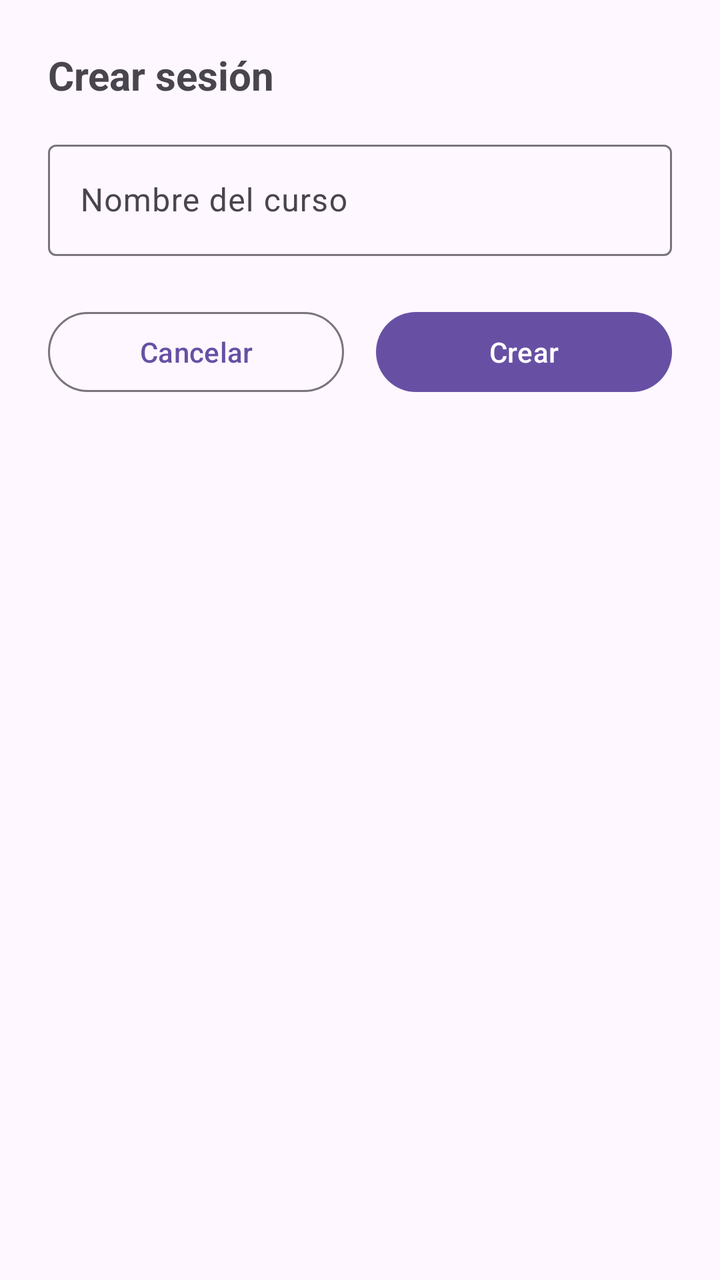
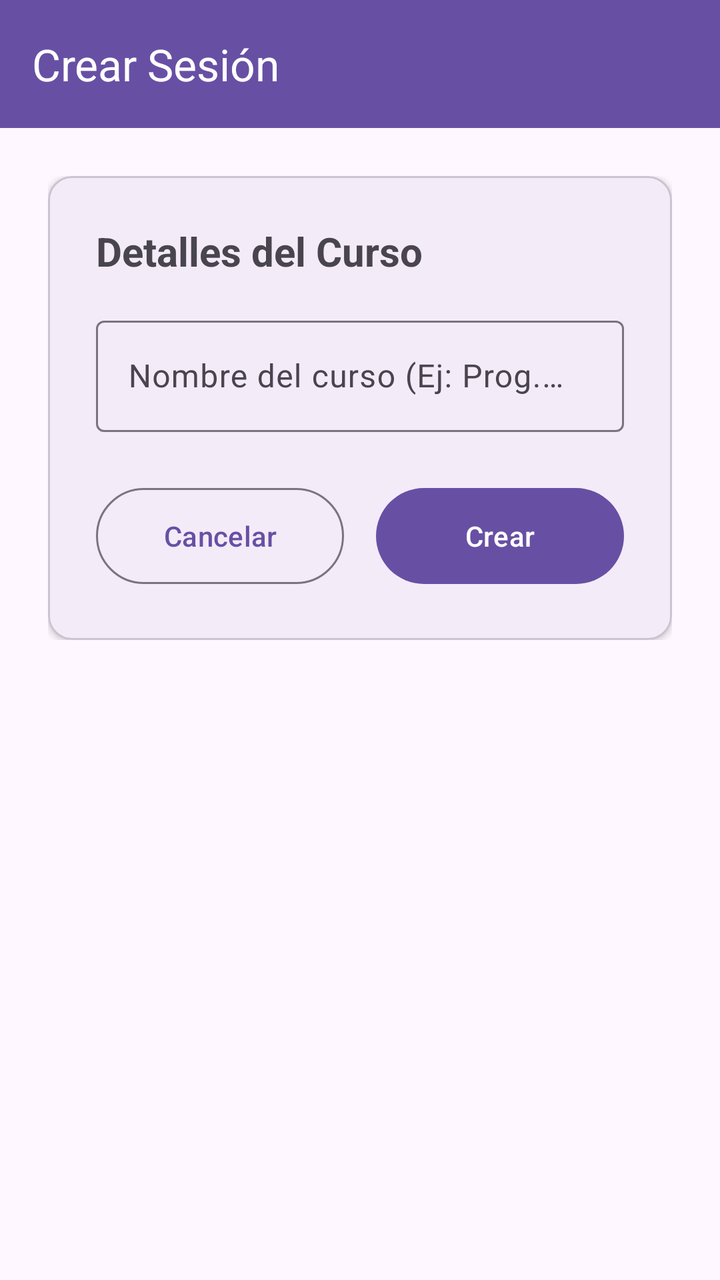

Compare the two renders of this Android layout. The source of the first and the diff that turns it into the second are given below.
<!-- AndroidManifest.xml: application theme Theme.AppProfesor -->
<!-- res/layout/fragment_create_session.xml -->
<?xml version="1.0" encoding="utf-8"?>
<LinearLayout xmlns:android="http://schemas.android.com/apk/res/android"
    android:layout_width="match_parent"
    android:layout_height="match_parent"
    android:orientation="vertical"
    android:padding="24dp">

    <TextView
        android:layout_width="wrap_content"
        android:layout_height="wrap_content"
        android:text="@string/create_session"
        android:textSize="20sp"
        android:textStyle="bold"
        android:layout_marginBottom="16dp" />

    <com.google.android.material.textfield.TextInputLayout
        android:layout_width="match_parent"
        android:layout_height="wrap_content"
        android:layout_marginBottom="24dp">

        <com.google.android.material.textfield.TextInputEditText
            android:id="@+id/etCourseName"
            android:layout_width="match_parent"
            android:layout_height="wrap_content"
            android:hint="@string/course_name_hint" />
    </com.google.android.material.textfield.TextInputLayout>

    <LinearLayout
        android:layout_width="match_parent"
        android:layout_height="wrap_content"
        android:orientation="horizontal">

        <Button
            android:id="@+id/btnCancel"
            android:layout_width="0dp"
            android:layout_weight="1"
            android:layout_height="wrap_content"
            style="@style/Widget.Material3.Button.OutlinedButton"
            android:layout_marginEnd="8dp"
            android:text="@string/cancel" />

        <Button
            android:id="@+id/btnCreate"
            android:layout_width="0dp"
            android:layout_weight="1"
            android:layout_height="wrap_content"
            android:layout_marginStart="8dp"
            android:text="@string/create" />
    </LinearLayout>
</LinearLayout>
<!-- resources referenced by this layout -->
<resources>
  <string name="cancel">Cancelar</string>
  <string name="course_name_hint">Nombre del curso</string>
  <string name="create">Crear</string>
  <string name="create_session">Crear sesión</string>
  <style name="Theme.AppProfesor" parent="Base.Theme.AppProfesor" />
  <style name="Base.Theme.AppProfesor" parent="Theme.Material3.DayNight.NoActionBar">
          
          
      </style>
</resources>

<!-- the commit's change to res/layout/fragment_create_session.xml (unified diff, before → after) -->
@@ -1,50 +1,93 @@
 <?xml version="1.0" encoding="utf-8"?>
-<LinearLayout xmlns:android="http://schemas.android.com/apk/res/android"
+<androidx.coordinatorlayout.widget.CoordinatorLayout xmlns:android="http://schemas.android.com/apk/res/android"
+    xmlns:app="http://schemas.android.com/apk/res-auto"
     android:layout_width="match_parent"
-    android:layout_height="match_parent"
-    android:orientation="vertical"
-    android:padding="24dp">
+    android:layout_height="match_parent">
 
-    <TextView
-        android:layout_width="wrap_content"
-        android:layout_height="wrap_content"
-        android:text="@string/create_session"
-        android:textSize="20sp"
-        android:textStyle="bold"
-        android:layout_marginBottom="16dp" />
+    <com.google.android.material.appbar.AppBarLayout
+        android:layout_width="match_parent"
+        android:layout_height="wrap_content">
 
-    <com.google.android.material.textfield.TextInputLayout
+        <com.google.android.material.appbar.MaterialToolbar
+            android:id="@+id/toolbarCreate"
+            android:layout_width="match_parent"
+            android:layout_height="?attr/actionBarSize"
+            app:title="Crear Sesión"
+            app:titleTextColor="?attr/colorOnPrimary"
+            android:background="?attr/colorPrimary" />
+
+    </com.google.android.material.appbar.AppBarLayout>
+
+    <androidx.core.widget.NestedScrollView
         android:layout_width="match_parent"
-        android:layout_height="wrap_content"
-        android:layout_marginBottom="24dp">
+        android:layout_height="match_parent"
+        app:layout_behavior="@string/appbar_scrolling_view_behavior">
 
-        <com.google.android.material.textfield.TextInputEditText
-            android:id="@+id/etCourseName"
+        <LinearLayout
             android:layout_width="match_parent"
             android:layout_height="wrap_content"
-            android:hint="@string/course_name_hint" />
-    </com.google.android.material.textfield.TextInputLayout>
+            android:orientation="vertical"
+            android:padding="24dp">
 
-    <LinearLayout
-        android:layout_width="match_parent"
-        android:layout_height="wrap_content"
-        android:orientation="horizontal">
+            <com.google.android.material.card.MaterialCardView
+                android:layout_width="match_parent"
+                android:layout_height="wrap_content"
+                app:cardElevation="2dp"
+                app:cardCornerRadius="12dp">
 
-        <Button
-            android:id="@+id/btnCancel"
-            android:layout_width="0dp"
-            android:layout_weight="1"
-            android:layout_height="wrap_content"
-            style="@style/Widget.Material3.Button.OutlinedButton"
-            android:layout_marginEnd="8dp"
-            android:text="@string/cancel" />
+                <LinearLayout
+                    android:layout_width="match_parent"
+                    android:layout_height="wrap_content"
+                    android:orientation="vertical"
+                    android:padding="24dp">
 
-        <Button
-            android:id="@+id/btnCreate"
-            android:layout_width="0dp"
-            android:layout_weight="1"
-            android:layout_height="wrap_content"
-            android:layout_marginStart="8dp"
-            android:text="@string/create" />
-    </LinearLayout>
-</LinearLayout>
+                    <TextView
+                        android:layout_width="wrap_content"
+                        android:layout_height="wrap_content"
+                        android:text="Detalles del Curso"
+                        android:textSize="20sp"
+                        android:textStyle="bold"
+                        android:layout_marginBottom="16dp" />
+
+                    <com.google.android.material.textfield.TextInputLayout
+                        style="@style/Widget.Material3.TextInputLayout.OutlinedBox"
+                        android:layout_width="match_parent"
+                        android:layout_height="wrap_content"
+                        android:layout_marginBottom="24dp"
+                        android:hint="Nombre del curso (Ej: Prog. Android)">
+
+                        <com.google.android.material.textfield.TextInputEditText
+                            android:id="@+id/etCourseName"
+                            android:layout_width="match_parent"
+                            android:layout_height="wrap_content"
+                            android:inputType="textCapWords" />
+                    </com.google.android.material.textfield.TextInputLayout>
+
+                    <LinearLayout
+                        android:layout_width="match_parent"
+                        android:layout_height="wrap_content"
+                        android:orientation="horizontal">
+
+                        <Button
+                            android:id="@+id/btnCancel"
+                            style="@style/Widget.Material3.Button.OutlinedButton"
+                            android:layout_width="0dp"
+                            android:layout_weight="1"
+                            android:layout_height="56dp"
+                            android:layout_marginEnd="8dp"
+                            android:text="Cancelar" />
+
+                        <Button
+                            android:id="@+id/btnCreate"
+                            android:layout_width="0dp"
+                            android:layout_weight="1"
+                            android:layout_height="56dp"
+                            android:layout_marginStart="8dp"
+                            android:text="Crear" />
+                    </LinearLayout>
+                </LinearLayout>
+            </com.google.android.material.card.MaterialCardView>
+        </LinearLayout>
+    </androidx.core.widget.NestedScrollView>
+
+</androidx.coordinatorlayout.widget.CoordinatorLayout>
<!-- resource entries referenced after the edit -->
@@ -1,9 +1,5 @@
 <!-- resources referenced by this layout -->
 <resources>
-  <string name="cancel">Cancelar</string>
-  <string name="course_name_hint">Nombre del curso</string>
-  <string name="create">Crear</string>
-  <string name="create_session">Crear sesión</string>
   <style name="Theme.AppProfesor" parent="Base.Theme.AppProfesor" />
   <style name="Base.Theme.AppProfesor" parent="Theme.Material3.DayNight.NoActionBar">
           
